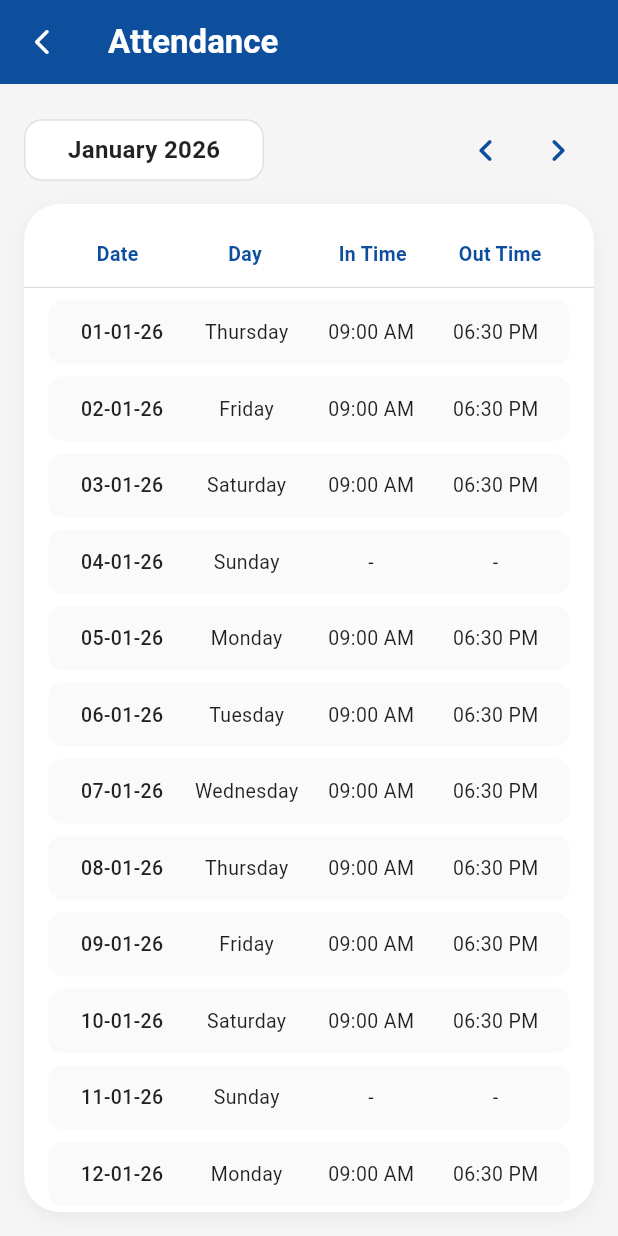
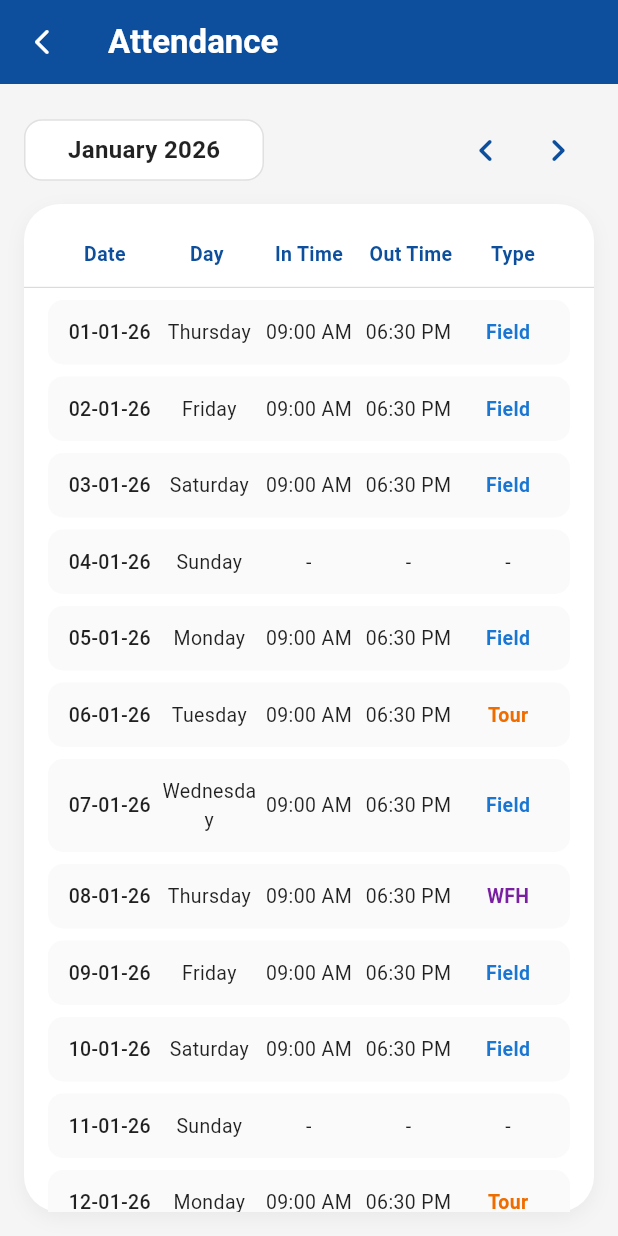
Before and after one commit to farhans-codes/employee_management, a Flutter app: the AttendancePage screen opened directly, on a phone screen of 412 x 824 dp. Run offline on Flutter 3.47's test engine with Material 3 defaults, Android fonts, the phone set to English and light mode, and no system bars.

Commit message:
Update attendance_page.dart

```diff
--- a/lib/presentation/pages/attendance/attendance_page.dart
+++ b/lib/presentation/pages/attendance/attendance_page.dart
@@ -129,6 +129,7 @@ class _AttendancePageState extends State<AttendancePage> {
                           _buildTableHeader('Day', flex: 2),
                           _buildTableHeader('In Time', flex: 2),
                           _buildTableHeader('Out Time', flex: 2),
+                          _buildTableHeader('Type', flex: 2),
                         ],
                       ),
                     ),
@@ -159,11 +160,24 @@ class _AttendancePageState extends State<AttendancePage> {
                           final inTime = isSunday ? '-' : '09:00 AM';
                           final outTime = isSunday ? '-' : '06:30 PM';
 
+                          // Mock data for work type
+                          String workType = '-';
+                          if (!isSunday) {
+                            if (day % 6 == 0) {
+                              workType = 'Tour';
+                            } else if (day % 4 == 0) {
+                              workType = 'WFH';
+                            } else {
+                              workType = 'Field';
+                            }
+                          }
+
                           return _buildTableRow(
                             formattedDate,
                             dayName,
                             inTime,
                             outTime,
+                            workType,
                           );
                         },
                       ),
@@ -198,6 +212,7 @@ class _AttendancePageState extends State<AttendancePage> {
     String day,
     String inTime,
     String outTime,
+    String workType,
   ) {
     return Container(
       padding: const EdgeInsets.symmetric(vertical: 12, horizontal: 8),
@@ -244,6 +259,26 @@ class _AttendancePageState extends State<AttendancePage> {
               style: const TextStyle(fontSize: 13, color: Colors.black87),
             ),
           ),
+          Expanded(
+            flex: 2,
+            child: Text(
+              workType,
+              textAlign: TextAlign.center,
+              style: TextStyle(
+                fontSize: 13,
+                color: workType == 'Field'
+                    ? Colors.blue[700]
+                    : workType == 'WFH'
+                    ? Colors.purple[700]
+                    : workType == 'Tour'
+                    ? Colors.orange[800]
+                    : Colors.black87,
+                fontWeight: workType != '-'
+                    ? FontWeight.w600
+                    : FontWeight.normal,
+              ),
+            ),
+          ),
         ],
       ),
     );
```
